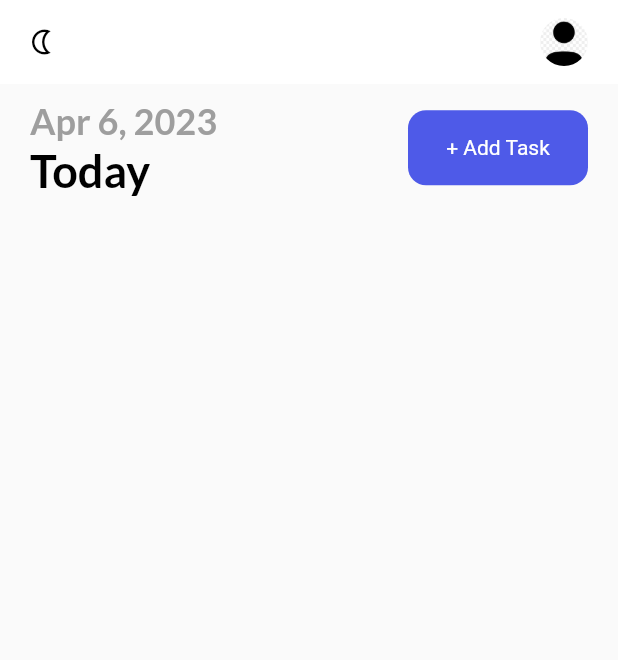
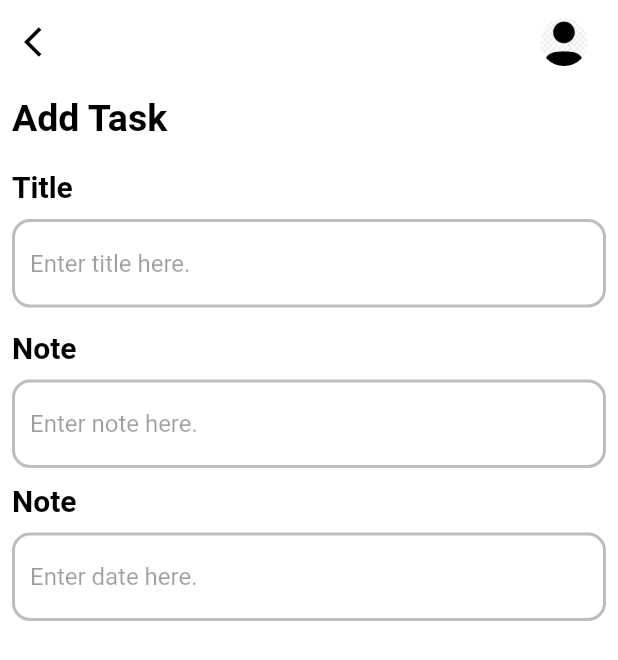
Before and after one commit to mahbubcrx12/Task-Management, a Flutter app: the screen it shows after launch, after a tap on "+ Add Task", on a phone screen of 412 x 824 dp. Shown: the top 660 px of the screen. Run offline on Flutter 3.47's test engine with Material 2 defaults, Android fonts, the phone set to English and light mode, and no system bars; our stand-ins replace date_picker_timeline, flutter_local_notifications, get, get_storage, google_fonts, timezone.

Commit message:
adding add task page

```diff
--- /dev/null
+++ b/lib/view/add_task_bar.dart
@@ -0,0 +1,127 @@
+import 'package:flutter/material.dart';
+import 'package:get/get.dart';
+import 'package:task_management/view/widgets/text_input_field.dart';
+
+class AddTaskPage extends StatefulWidget {
+  const AddTaskPage({Key? key}) : super(key: key);
+
+  @override
+  State<AddTaskPage> createState() => _AddTaskPageState();
+}
+
+class _AddTaskPageState extends State<AddTaskPage> {
+  TextEditingController titleController =TextEditingController();
+  TextEditingController noteController = TextEditingController();
+  TextEditingController dateController = TextEditingController();
+  TextEditingController timeController = TextEditingController();
+  @override
+  Widget build(BuildContext context) {
+    return Scaffold(
+
+        appBar: _appBar(context),
+      body: Container(
+        color: Colors.white,
+        child: Padding(
+          padding: const EdgeInsets.symmetric(horizontal: 8.0,vertical: 8),
+          child: Column(
+            crossAxisAlignment: CrossAxisAlignment.start,
+            children: [
+              Text("Add Task",style: TextStyle(
+                  fontSize: 25,
+                  fontWeight: FontWeight.bold,
+                  color: Colors.black
+              ),),
+              SizedBox(height: 20,),
+              Text("Title",style: TextStyle(
+                  fontSize: 20,
+                  fontWeight: FontWeight.w600,
+                  color: Colors.black
+              ),),
+              SizedBox(height: 10,),
+              InputTextField(
+                  hintText: "Enter title here.",
+                  controller: titleController
+              ),
+              SizedBox(height: 15,),
+              Text("Note",style: TextStyle(
+                  fontSize: 20,
+                  fontWeight: FontWeight.w600,
+                  color: Colors.black
+              ),),
+              SizedBox(height: 10,),
+              InputTextField(
+                  hintText: "Enter note here.",
+                  controller: noteController
+              ),
+              SizedBox(height: 10,),
+              Text("Note",style: TextStyle(
+                  fontSize: 20,
+                  fontWeight: FontWeight.w600,
+                  color: Colors.black
+              ),),
+              SizedBox(height: 10,),
+              InputTextField(
+                  hintText: "Enter date here.",
+                  controller: dateController
+              ),
+              // Row(
+              //   children: [
+              //  Column(
+              //    children: [
+              //    Text("Start Time",style: TextStyle(
+              //        fontSize: 20,
+              //        fontWeight: FontWeight.w600,
+              //        color: Colors.black
+              //    ),),
+              //    SizedBox(height: 10,),
+              //    InputTextField(
+              //        hintText: "Enter date here.",
+              //        controller: timeController
+              //    ),
+              //  ],),
+              //
+              //   Column(
+              //     children: [
+              //       Text("End Time",style: TextStyle(
+              //           fontSize: 20,
+              //           fontWeight: FontWeight.w600,
+              //           color: Colors.black
+              //       ),),
+              //       SizedBox(height: 10,),
+              //       InputTextField(
+              //           hintText: "Enter date here.",
+              //           controller: timeController
+              //       ),
+              //     ],),
+              //
+              // ],)
+            ],
+          ),
+        ),
+      ),
+    );
+  }
+
+  _appBar(BuildContext context) {
+    return AppBar(
+      elevation: 0,
+      backgroundColor: Colors.white,
+      leading: InkWell(
+          onTap: (){
+            Get.back();
+          },
+          child: Icon(Icons.arrow_back_ios,color: Colors.black,)),
+      actions: [
+        CircleAvatar(
+          backgroundColor: Colors.white,
+          radius: 16,
+          backgroundImage: AssetImage("assets/personicon.png"),
+        ),
+        SizedBox(
+          width: 20,
+        )
+      ],
+    );
+  }
+
+}
--- a/lib/view/home.dart
+++ b/lib/view/home.dart
@@ -1,10 +1,14 @@
+import 'package:date_picker_timeline/date_picker_timeline.dart';
 import 'package:flutter/material.dart';
+import 'package:google_fonts/google_fonts.dart';
 import 'package:task_management/service/notification_services.dart';
 import 'package:task_management/service/theme_services.dart';
 import 'package:get/get.dart';
 import 'package:intl/intl.dart';
 import 'package:task_management/view/theme.dart';
 import 'package:task_management/view/widgets/MyButton.dart';
+import 'package:task_management/view/add_task_bar.dart';
+
 class HomePage extends StatefulWidget {
   const HomePage({Key? key}) : super(key: key);
 
@@ -13,7 +17,9 @@ class HomePage extends StatefulWidget {
 }
 
 class _HomePageState extends State<HomePage> {
+  DateTime _selectedDate = DateTime.now();
   var notifyHelper;
+
   @override
   void initState() {
     // TODO: implement initState
@@ -25,16 +31,13 @@ class _HomePageState extends State<HomePage> {
 
   @override
   Widget build(BuildContext context) {
-    return  SafeArea(
-        child:Scaffold(
-          appBar: _appBar(
-
-          ),
+    return SafeArea(
+        child: Scaffold(
+      appBar: _appBar(),
       body: Column(
         children: [
-
           Container(
-               margin: const EdgeInsets.only(left: 20,right: 20,top: 10),
+            margin: const EdgeInsets.only(left: 20, right: 20, top: 10),
             child: Row(
               mainAxisAlignment: MainAxisAlignment.spaceBetween,
               children: [
@@ -45,38 +48,78 @@ class _HomePageState extends State<HomePage> {
                     children: [
                       Text(DateFormat.yMMMd().format(DateTime.now()),
                           style: subHeadingStyle),
-                         Text("Today",
-                         style: headingStyle,)
+                      Text(
+                        "Today",
+                        style: headingStyle,
+                      )
                     ],
                   ),
                 ),
                 Padding(
                   padding: const EdgeInsets.only(right: 0),
-                     child: MyButton(onTap: (){}, label: "+ Add Task"),
+                  child: InkWell(
+                    onTap: (){
+                      Get.to(AddTaskPage());
+                    },
+                    child: MyButton(
+                         label: "+ Add Task",
+
+                    ),
+                  ),
+
                 )
               ],
             ),
-             )
+          ),
+          _addDateBar(),
         ],
       ),
-        )
+    ));
+  }
+
+  _addDateBar() {
+    return Container(
+      margin: EdgeInsets.only(top: 15, left: 15),
+      child: DatePicker(
+        DateTime.now(),
+        height: 100,
+        width: 80,
+        initialSelectedDate: DateTime.now(),
+        selectionColor: primaryClr,
+        selectedTextColor: Colors.white,
+        dateTextStyle: GoogleFonts.lato(
+            textStyle: TextStyle(
+                fontSize: 20, fontWeight: FontWeight.bold, color: Colors.grey)),
+        dayTextStyle: GoogleFonts.lato(
+            textStyle: TextStyle(
+                fontSize: 16, fontWeight: FontWeight.bold, color: Colors.grey)),
+        monthTextStyle: GoogleFonts.lato(
+          textStyle: TextStyle(
+              fontSize: 14, fontWeight: FontWeight.bold, color: Colors.grey),
+        ),
+        onDateChange: (date) {
+          _selectedDate = date;
+        },
+      ),
     );
   }
 
-  _appBar(){
+  _appBar() {
     return AppBar(
       elevation: 0,
       backgroundColor: context.theme.dialogBackgroundColor,
       leading: GestureDetector(
-        onTap: (){
+        onTap: () {
           ThemeService().switchTheme();
           notifyHelper.displayNotification(
               title: "Theme Changed",
-              body:Get.isDarkMode ? "Activated light Theme" : "Activated dark theme"
-            );
+              body: Get.isDarkMode
+                  ? "Activated light Theme"
+                  : "Activated dark theme");
           notifyHelper.scheduledNotification();
         },
-        child: Icon(Get.isDarkMode ? Icons.wb_sunny_outlined:Icons.nightlight_outlined,
+        child: Icon(
+          Get.isDarkMode ? Icons.wb_sunny_outlined : Icons.nightlight_outlined,
           size: 20,
           color: Get.isDarkMode ? Colors.white : Colors.black,
         ),
@@ -91,10 +134,10 @@ class _HomePageState extends State<HomePage> {
           //   child: Image.asset('assets/personicon.png'),
           // ),
         ),
-        SizedBox(width:20 ,)
+        SizedBox(
+          width: 20,
+        )
       ],
     );
   }
-
-
 }
--- a/lib/view/widgets/MyButton.dart
+++ b/lib/view/widgets/MyButton.dart
@@ -3,13 +3,13 @@ import 'package:task_management/view/theme.dart';
 
 class MyButton extends StatelessWidget {
   final String label;
-  final Function()? onTap;
-  const MyButton({Key? key,required this.onTap,required this.label}) : super(key: key);
+
+  const MyButton({Key? key,required this.label}) : super(key: key);
 
   @override
   Widget build(BuildContext context) {
     return GestureDetector(
-      onTap: ()=> onTap,
+
       child: Container(
         width: 120,
         height: 50,
--- /dev/null
+++ b/lib/view/widgets/text_input_field.dart
@@ -0,0 +1,36 @@
+import 'package:flutter/material.dart';
+import 'package:task_management/view/theme.dart';
+
+class InputTextField extends StatelessWidget {
+  String? hintText;
+  TextEditingController controller;
+  InputTextField({Key? key,required this.hintText,required this.controller}) : super(key: key);
+
+  @override
+  Widget build(BuildContext context) {
+    return TextField(
+      controller: controller,
+      decoration: InputDecoration(
+        hintText: hintText,
+        hintStyle: TextStyle(
+          color: Colors.black38
+        ),
+        enabledBorder: OutlineInputBorder(
+          borderRadius: BorderRadius.circular(12),
+          borderSide: BorderSide(
+            color: Colors.black26,
+            width: 2
+          )
+        ),
+       focusedBorder: OutlineInputBorder(
+         borderRadius: BorderRadius.circular(12),
+         borderSide: BorderSide(
+           color: Colors.black26,
+           width: 2
+         )
+       )
+
+      ),
+    );
+  }
+}
--- a/pubspec.yaml
+++ b/pubspec.yaml
@@ -41,6 +41,7 @@ dependencies:
   flutter_native_timezone:
   intl:
   google_fonts:
+  date_picker_timeline:
 
 dev_dependencies:
   flutter_test:
```
Also changed, not shown: pubspec.lock. Lines whose indentation alone changed are shown as unchanged.
